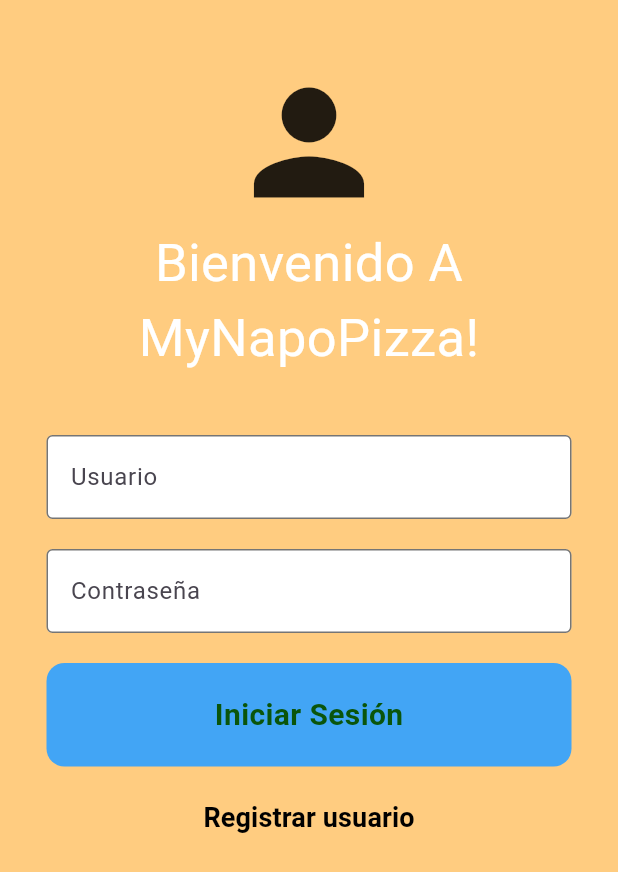
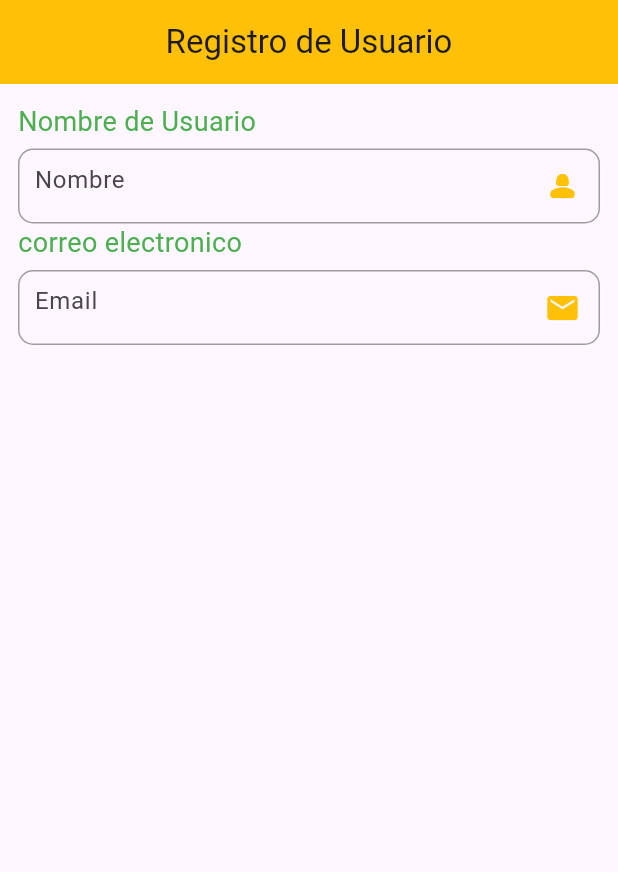
Before and after one commit to HaroldArguelloNic/mynapopizza, a Flutter app: the screen it shows after launch, after a tap on "Registrar usuario", on a phone screen of 412 x 824 dp. Shown: the top 872 px of the screen. Run offline on Flutter 3.47's test engine with Material 3 defaults, Android fonts, the phone set to English and light mode, and no system bars; our stand-ins replace google_fonts.

Commit message:
add registration page

```diff
--- a/lib/main.dart
+++ b/lib/main.dart
@@ -13,6 +13,7 @@ class MyApp extends StatelessWidget{
     return  const MaterialApp(
       debugShowCheckedModeBanner: false,
       home:  SplashScreen(),
+
     );
   }
 }
--- a/lib/page/login_page.dart
+++ b/lib/page/login_page.dart
@@ -1,5 +1,6 @@
 
 import 'package:flutter/material.dart';
+import 'package:mynapopizza/page/registration_page.dart';
 
 class LoginPage extends StatelessWidget {
   const LoginPage({super.key});
@@ -99,7 +100,10 @@ class LoginPage extends StatelessWidget {
               ),
               TextButton(
                 onPressed:
-                () {},
+                () => Navigator.pushReplacement(
+                  context,
+                  MaterialPageRoute(builder: (context) => const RegistrationPage()),
+                ),
                 child: const Text('Registrar usuario',
                   style: TextStyle(
                     color: Colors.black,
--- /dev/null
+++ b/lib/page/registration_page.dart
@@ -0,0 +1,97 @@
+import 'package:flutter/material.dart';
+
+
+
+class RegistrationPage extends StatefulWidget {
+  const RegistrationPage({super.key});
+
+  @override
+  State<RegistrationPage> createState() => _RegistrationPageState();
+}
+
+class _RegistrationPageState extends State<RegistrationPage> {
+  @override
+  Widget build(BuildContext context) {
+    return Scaffold(
+      appBar: AppBar(
+        title: const Text('Registro de Usuario'),
+        centerTitle: true,
+        backgroundColor: Colors.amber,
+      ),
+      body: const Padding(
+        padding: EdgeInsets.all(12.0),
+        child: Center(
+              child: SizedBox(
+                width:  450,
+                child: Column(
+                  children: [
+                    TextFieldWidget(
+                      label: 'Nombre de Usuario',
+                      placeholder: 'Nombre',
+                      icon: Icons.person_2_rounded,
+                    ),
+                    TextFieldWidget(
+                      label: 'correo electronico',
+                      placeholder: 'Email',
+                      icon: Icons.mail,
+                    ),
+                  ],
+                ),
+
+              ),
+          ),
+        ),
+      );
+
+
+
+  }
+}
+
+
+class TextFieldWidget extends StatelessWidget{
+
+final String label;
+final String placeholder;
+final IconData? icon;
+final bool isTextArea;
+final TextEditingController? controller;
+
+// ignore: use_super_parameters
+const TextFieldWidget({
+Key? key,
+required this.label,
+required this.placeholder,
+this.icon,
+this.isTextArea= false , this.controller
+  }) : super(key : key);
+
+
+  @override
+  Widget build(BuildContext context) {
+    return Column(
+      crossAxisAlignment: CrossAxisAlignment.stretch,
+      children: [
+        Text(label, style:const TextStyle( color: Colors.green, fontSize: 18)  ),
+        const SizedBox(height: 5.0),
+        Container(
+          padding: const EdgeInsets.only(left: 10.0),
+          decoration: BoxDecoration(
+            border: Border.all(color: Colors.grey),
+            borderRadius: BorderRadius.circular(10.0),
+          ),
+          child: TextField(
+            controller: controller,
+            maxLines: isTextArea ? 6 : null,
+            decoration: InputDecoration(
+              border: InputBorder.none,
+              hintText: placeholder,
+              suffixIcon: icon != null ? Icon(icon, color: Colors.amber): null,
+
+            ),
+          ),
+        )
+      ],
+    );
+  }
+}
```
